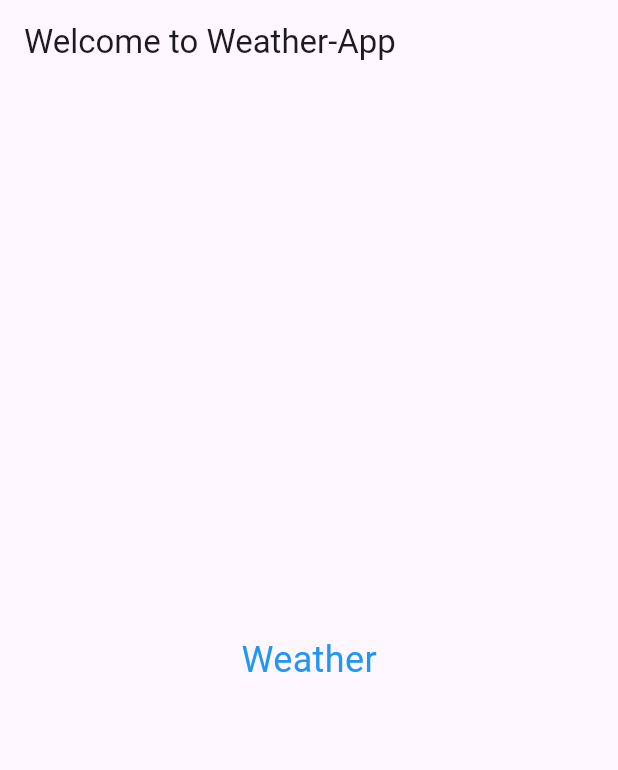
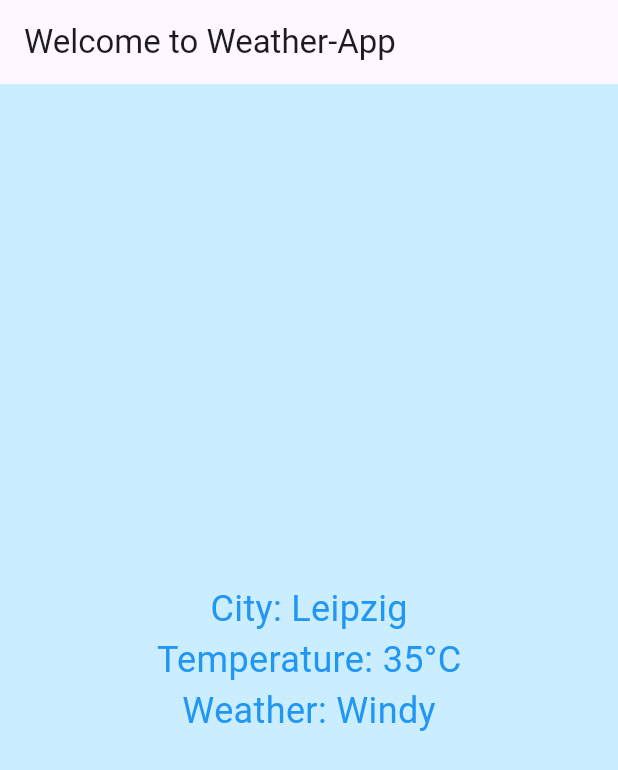
Before and after one commit to FrancescBrau/https---github.com-FrancescBrau-wetter_app_fb, a Flutter app: the screen it shows after launch, on a phone screen of 412 x 824 dp. Shown: the top 770 px of the screen. Run offline on Flutter 3.47's test engine with Material 3 defaults, Android fonts, the phone set to English and light mode, and no system bars.

```diff
--- a/lib/main.dart
+++ b/lib/main.dart
@@ -14,11 +14,23 @@ class MyApp extends StatelessWidget {
         body: Container(
           width: double.infinity,
           height: double.infinity,
-          child: Center(
-            child: Text(
-              'Weather',
-              style: TextStyle(color: Colors.blue, fontSize: 24.0),
-            ),
+          color: const Color.fromARGB(255, 202, 238, 255),
+          child: Column(
+            mainAxisAlignment: MainAxisAlignment.center,
+            children: [
+              Text(
+                'City: Leipzig',
+                style: TextStyle(color: Colors.blue, fontSize: 24.0),
+              ),
+              Text(
+                'Temperature: 35°C',
+                style: TextStyle(color: Colors.blue, fontSize: 24.0),
+              ),
+              Text(
+                'Weather: Windy',
+                style: TextStyle(color: Colors.blue, fontSize: 24.0),
+              ),
+            ],
           ),
         ),
       ),
```
